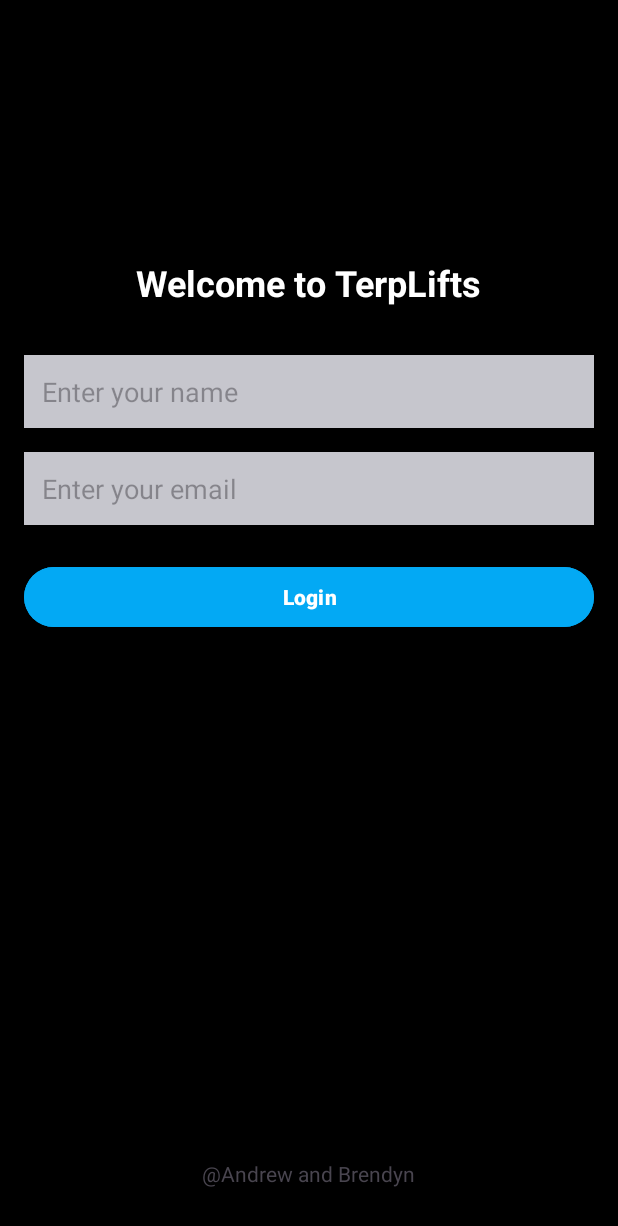
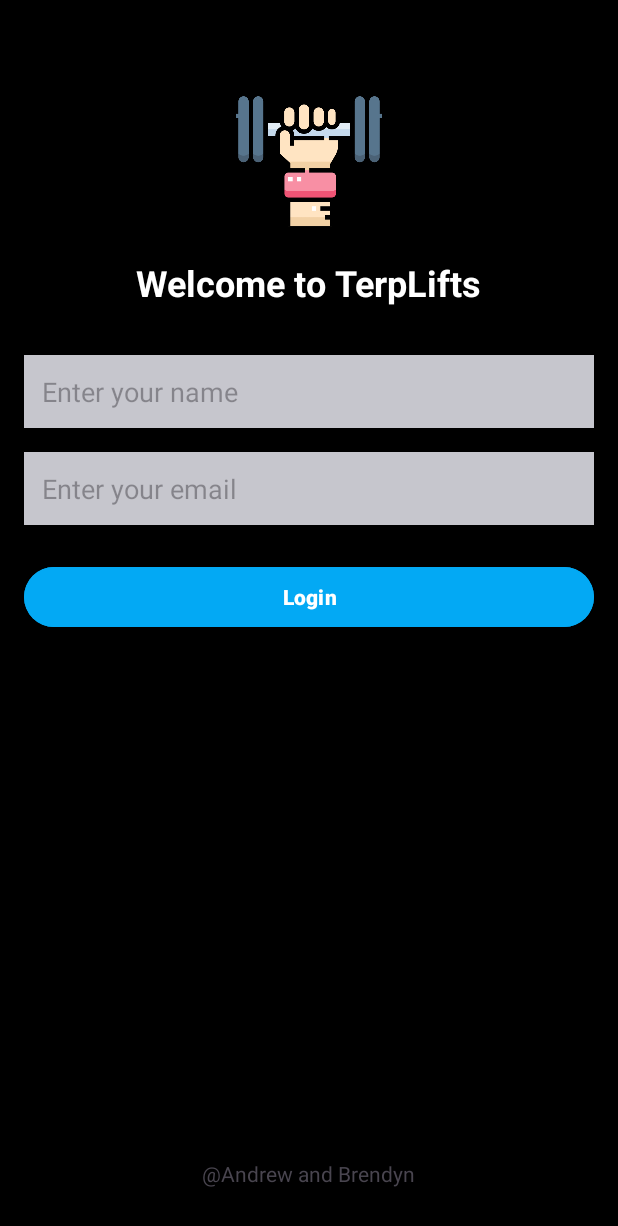
Before and after one commit to andrewle215/fitnessApp, an Android app: the screen it shows after launch (MainActivity), on a phone screen of 412 x 824 dp. Shown: the top 1226 px of the screen. Run offline under Robolectric (Android 15) with nearby library versions, the phone set to English and light mode, and no system bars; our stand-ins replace AdMob, Firebase (no records; nobody signed in at launch, a user with empty details on screens opened directly); 6 statements that could not run were skipped.

Commit message:
all done

```diff
--- a/app/build.gradle.kts
+++ b/app/build.gradle.kts
@@ -46,6 +46,7 @@ dependencies {
     implementation(libs.androidx.constraintlayout)
     implementation(libs.firebase.database.ktx)
     implementation(libs.firebase.firestore.ktx)
+    implementation(libs.play.services.ads.lite)
     testImplementation(libs.junit)
     androidTestImplementation(libs.androidx.junit)
     androidTestImplementation(libs.androidx.espresso.core)
@@ -55,6 +56,9 @@ dependencies {
     implementation("com.google.android.gms:play-services-auth:20.5.0")
     implementation("com.google.android.gms:play-services-fitness:21.1.0")
     implementation("com.google.android.gms:play-services-ads:23.5.0")
+    implementation ("com.google.android.gms:play-services-ads:23.6.0")
+
+
 
 
 }
--- a/app/src/main/java/com/example/finalproject/FitnessData.kt
+++ b/app/src/main/java/com/example/finalproject/FitnessData.kt
@@ -62,7 +62,7 @@ class FitnessData(private val activity: Activity) {
     private val googleSignInAccount: GoogleSignInAccount
         get() = GoogleSignIn.getAccountForExtension(activity, fitnessOptions)
 
-    fun fetchCalories(userId: String) {
+    fun fetchCalories(userId: String, onComplete: () -> Unit) {
         val calendar = Calendar.getInstance()
         val endMillis = calendar.timeInMillis
 
@@ -87,21 +87,24 @@ class FitnessData(private val activity: Activity) {
 
                 Log.d("FitnessData", "Fetched Calories: $fetchedCalories")
 
-                // Save fetched calories to Firebase or update in-app
                 totalCalories = fetchedCalories
                 val database = FirebaseDatabase.getInstance().getReference("Users")
                 database.child(userId).updateChildren(mapOf("calories" to totalCalories))
                     .addOnSuccessListener {
                         Log.d("FitnessData", "Calories successfully updated in Firebase for user: $userId")
+                        onComplete()
                     }
                     .addOnFailureListener { e ->
                         Log.e("FitnessData", "Failed to update calories in Firebase", e)
+                        onComplete()
                     }
             }
             .addOnFailureListener { e ->
                 Log.e("FitnessData", "Failed to fetch calorie data from Google Fit", e)
+                onComplete()
             }
     }
+
 
     fun insertCaloriesData(onComplete: () -> Unit) {
         val dataSource = DataSource.Builder()
--- a/app/src/main/java/com/example/finalproject/MainActivity.kt
+++ b/app/src/main/java/com/example/finalproject/MainActivity.kt
@@ -54,12 +54,10 @@ class MainActivity : AppCompatActivity() {
                     fitnessData.checkPermissionsAndSignIn {
                         fetchAndSaveCalories()
                     }
-
-                    navigateToInfo()
                 }
             }
+        }
 
-        }
 
         val adView: AdView = AdView(this)
         val adSize = AdSize(AdSize.FULL_WIDTH, AdSize.AUTO_HEIGHT)
@@ -74,6 +72,9 @@ class MainActivity : AppCompatActivity() {
 
         val adLayout: LinearLayout = findViewById(R.id.ad_view)
         adLayout.addView(adView)
+
+        adView.loadAd(request)
+
 
     }
 
@@ -135,8 +136,11 @@ class MainActivity : AppCompatActivity() {
 
     private fun fetchAndSaveCalories() {
         val generatedUserId = userId ?: return
-        fitnessData.fetchCalories(generatedUserId)
+        fitnessData.fetchCalories(generatedUserId) {
+            navigateToInfo()
+        }
     }
+
 
     private fun navigateToInfo() {
         val intent = Intent(this, InfoPage::class.java)
--- a/app/src/main/res/layout/edit_data.xml
+++ b/app/src/main/res/layout/edit_data.xml
@@ -11,7 +11,8 @@
         android:layout_height="100dp"
         android:layout_centerHorizontal="true"
         android:layout_marginTop="40dp"
-        android:contentDescription="App Logo" />
+        android:contentDescription="App Logo"
+        android:src="@mipmap/workout" />
 
     <TextView
         android:id="@+id/title"
--- a/app/src/main/res/layout/login_layout.xml
+++ b/app/src/main/res/layout/login_layout.xml
@@ -14,7 +14,8 @@
         android:layout_height="100dp"
         android:layout_centerHorizontal="true"
         android:layout_marginTop="40dp"
-        android:contentDescription="App Logo" />
+        android:contentDescription="App Logo"
+        android:src="@mipmap/workout" />
 
     <TextView
         android:id="@+id/title"
@@ -74,10 +75,11 @@
 
     <LinearLayout
         android:id="@+id/ad_view"
+        android:layout_below="@id/loginButton"
         android:layout_width="match_parent"
         android:layout_height="wrap_content"
         android:orientation="vertical"
-        android:gravity="center" />
+        android:gravity="bottom" />
 
 
 
--- a/gradle/libs.versions.toml
+++ b/gradle/libs.versions.toml
@@ -11,6 +11,7 @@ activity = "1.9.3"
 constraintlayout = "2.2.0"
 firebaseDatabaseKtx = "21.0.0"
 firebaseFirestoreKtx = "25.1.1"
+playServicesAdsLite = "23.6.0"
 
 [libraries]
 androidx-core-ktx = { group = "androidx.core", name = "core-ktx", version.ref = "coreKtx" }
@@ -23,6 +24,7 @@ androidx-activity = { group = "androidx.activity", name = "activity", version.re
 androidx-constraintlayout = { group = "androidx.constraintlayout", name = "constraintlayout", version.ref = "constraintlayout" }
 firebase-database-ktx = { group = "com.google.firebase", name = "firebase-database-ktx", version.ref = "firebaseDatabaseKtx" }
 firebase-firestore-ktx = { group = "com.google.firebase", name = "firebase-firestore-ktx", version.ref = "firebaseFirestoreKtx" }
+play-services-ads-lite = { group = "com.google.android.gms", name = "play-services-ads-lite", version.ref = "playServicesAdsLite" }
 
 [plugins]
 android-application = { id = "com.android.application", version.ref = "agp" }
```
Also changed, not shown: app/src/main/java/com/example/finalproject/InfoPage.kt (+13 -17 lines), app/src/main/res/layout/infopage.xml (+13 -5 lines).
